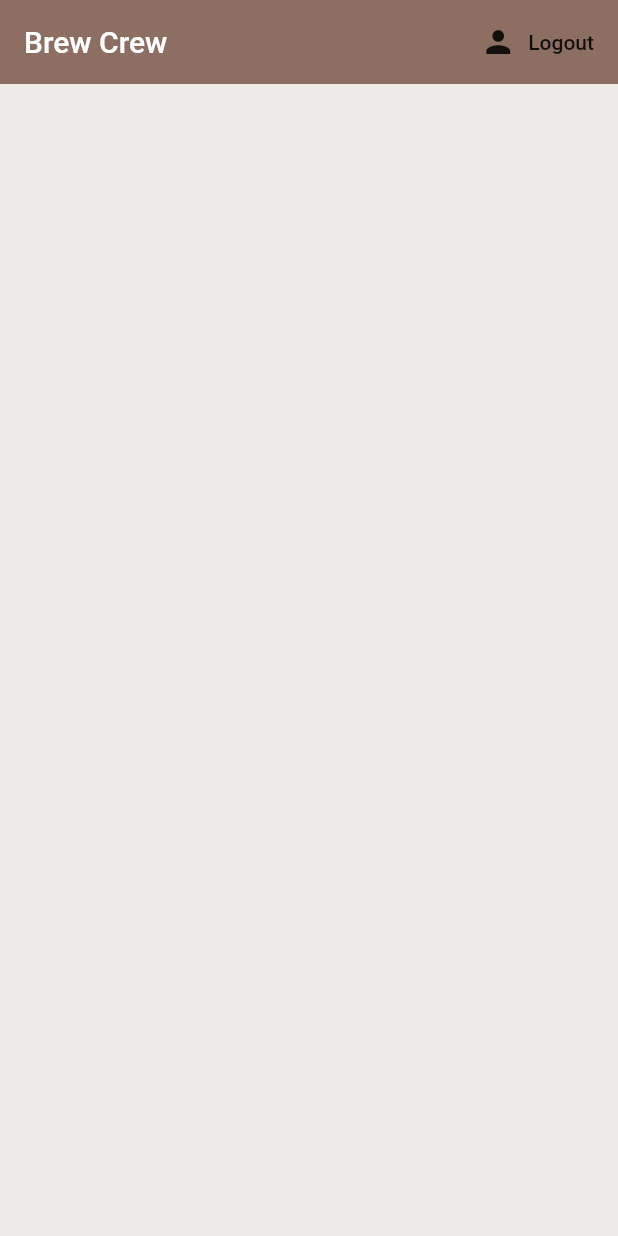
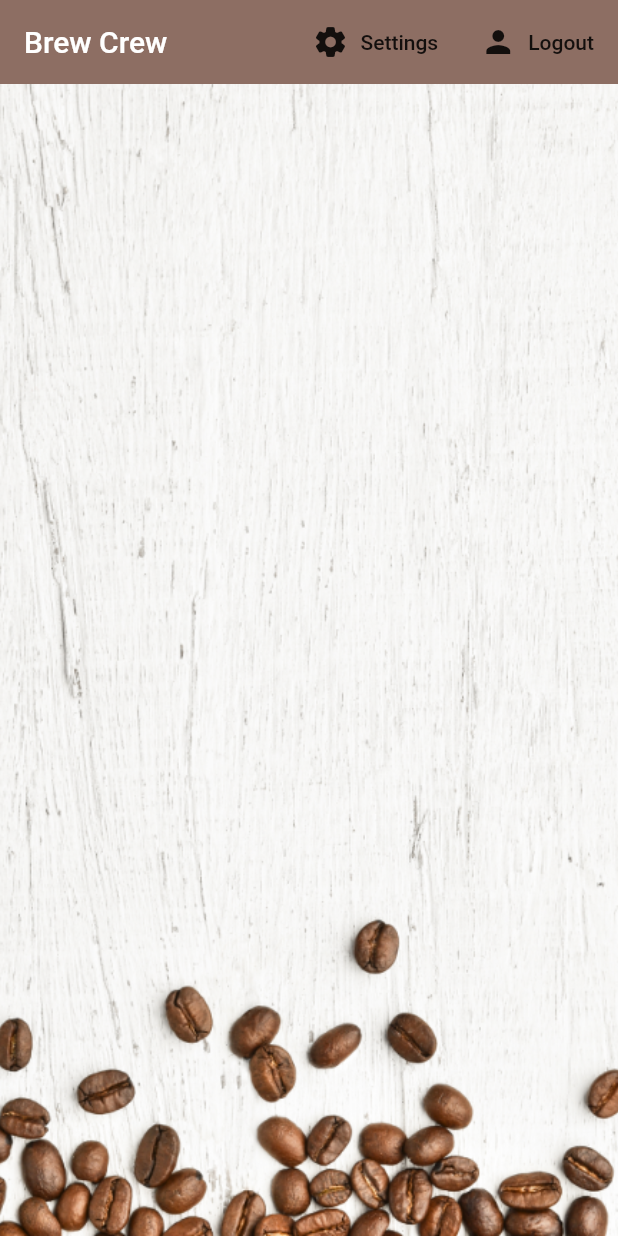
Before and after one commit to pushkarmahajan/brew_crew, a Flutter app: the screen it shows once a user with an empty profile is signed in, after a tap on "Logout", on a phone screen of 412 x 824 dp. Run offline on Flutter 3.47's test engine with Material 2 defaults, Android fonts, the phone set to English and light mode, and no system bars; our stand-ins replace cloud_firestore, firebase_auth, firebase_core, flutter_spinkit; accounts and stored records are empty.

Commit message:
final touch

```diff
--- /dev/null
+++ b/lib/models/brew.dart
@@ -0,0 +1,7 @@
+class Brew{
+  final String name ;
+  final String sugars;
+  final int strength;
+
+  Brew({this.name, this.sugars, this.strength});
+}
--- a/lib/models/user.dart
+++ b/lib/models/user.dart
@@ -1,6 +1,16 @@
+
+import 'package:firebase_auth/firebase_auth.dart';
 
 class CusUser {
   final String uid;
 
   CusUser({this.uid});
 }
+
+class UserData {
+  final String uid;
+  final String name;
+  final String sugar;
+  final int strength;
+  UserData({this.uid, this.name, this.sugar, this.strength});
+}
--- /dev/null
+++ b/lib/screens/home/brew_list.dart
@@ -0,0 +1,25 @@
+import "package:flutter/material.dart";
+import 'package:provider/provider.dart';
+import "package:brew_crew/models/brew.dart";
+import 'package:brew_crew/screens/home/brew_tile.dart';
+
+class BrewList extends StatefulWidget {
+  @override
+  _BrewListState createState() => _BrewListState();
+}
+
+class _BrewListState extends State<BrewList> {
+  @override
+  Widget build(BuildContext context) {
+    //accessing data from the brews stream
+    final brews = Provider.of<List<Brew>>(context) ?? [];
+
+    return ListView.builder(
+      itemCount: brews.length,
+      itemBuilder: (context, index){
+        return BrewTile(brew: brews[index]);
+
+      },
+    );
+  }
+}
--- a/lib/screens/home/home.dart
+++ b/lib/screens/home/home.dart
@@ -1,5 +1,11 @@
+import 'package:brew_crew/screens/home/setting_form.dart';
+import 'package:flutter/cupertino.dart';
 import 'package:flutter/material.dart';
 import 'package:brew_crew/services/auth.dart';
+import 'package:provider/provider.dart';
+import 'package:brew_crew/services/database.dart';
+import "package:brew_crew/screens/home/brew_list.dart";
+import "package:brew_crew/models/brew.dart";
 
 class Home extends StatelessWidget {
 
@@ -7,21 +13,48 @@ class Home extends StatelessWidget {
 
   @override
   Widget build(BuildContext context) {
-    return Scaffold(
+
+    void _showSettingPanel() {
+      showModalBottomSheet(context: context, builder: (context){
+        return Container(
+          padding: EdgeInsets.all(20.0),
+          child: SettingsForm(),
+        );
+      });
+    }
+
+
+    return StreamProvider<List<Brew>>.value(
+        value: DatabaseService().brews,
+        child: Scaffold(
         backgroundColor: Colors.brown[50],
         appBar: AppBar(
           title: Text('Brew Crew'),
           backgroundColor: Colors.brown[400],
           elevation:  0.0,
           actions: [
+            FlatButton.icon(
+                onPressed: () => _showSettingPanel() ,
+                icon: Icon(Icons.settings_rounded),
+                label: Text("Settings")
+            ),
             FlatButton.icon(onPressed: () async{
               await _auth.sgnOut();
             },
                 icon: Icon(Icons.person),
                 label: Text('Logout'))
           ],
-
       ),
+          body: Container(
+              decoration: BoxDecoration(
+                image: DecorationImage(
+                  image: AssetImage('assets/coffee_bg.png'),
+                  fit: BoxFit.cover,
+                )
+              ),
+              child:BrewList()
+          ),
+    )
     );
   }
 }
--- a/lib/services/auth.dart
+++ b/lib/services/auth.dart
@@ -1,4 +1,5 @@
 import 'package:brew_crew/models/user.dart';
+import 'package:brew_crew/services/database.dart';
 import 'package:firebase_auth/firebase_auth.dart';
 
 class AuthService {
@@ -10,7 +11,7 @@ class AuthService {
     return user != null ? CusUser(uid : user.uid ) : null;
   }
 
-  // auth change user system
+  //stream for  auth changes in  user system
   Stream<CusUser> get user{
     return _auth.authStateChanges()
         // .map((User user) => _userFromFirebaseUser(user));
@@ -49,6 +50,7 @@ class AuthService {
     try{
       UserCredential result = await _auth.createUserWithEmailAndPassword(email: email, password: password);
       User user = result.user;
+      await DatabaseService(uid: user.uid).updateUserData("2 cubes", " pushkar ", 100 );
       return _userFromFirebaseUser(user);
     }catch(e){
       print(e.toString());
--- /dev/null
+++ b/lib/services/database.dart
@@ -0,0 +1,53 @@
+import 'package:cloud_firestore/cloud_firestore.dart';
+import 'package:brew_crew/models/brew.dart';
+import 'package:brew_crew/models/user.dart';
+
+class DatabaseService {
+
+  final String uid;
+  DatabaseService({this.uid});
+
+  // collection reference
+  final CollectionReference brewCollection = FirebaseFirestore.instance.collection('brews');
+
+  Future updateUserData(String sugar, String name, int strength) async{
+    return await brewCollection.doc(uid).set({
+      "sugar" : sugar,
+      "name" : name,
+      "strength" : strength,
+    });
+  }
+
+  //userData from snapshot
+  UserData _userDataFromSnapshot(DocumentSnapshot snapshot) {
+    return UserData(
+      uid: uid,
+      sugar: snapshot.data()['sugar'],
+      name: snapshot.data()['name'],
+      strength : snapshot.data()['strength'],
+    );
+  }
+
+  //brew list from snapshot
+  List<Brew> _brewListFromSnapshot(QuerySnapshot snapshot){
+    return snapshot.docs.map((document) {
+      return Brew(
+        sugars: document.data()['sugar'] ?? "0",
+        name: document.data()['name'] ?? "",
+        strength: document.data()['strength'] ?? 0,
+      );
+    }).toList();
+  }
+
+  // Stream for brew changes
+  Stream<List<Brew>> get brews{
+    return brewCollection.snapshots()
+        .map(_brewListFromSnapshot);
+  }
+
+  // get user doc stream
+  Stream<UserData> get userData{
+      return brewCollection.doc(uid).snapshots()
+      .map(_userDataFromSnapshot);
+}
+}
--- a/lib/shared/constants.dart
+++ b/lib/shared/constants.dart
@@ -4,9 +4,10 @@ const textFormField = InputDecoration(
     fillColor: Colors.white,
     filled: true,
     enabledBorder: OutlineInputBorder(
-        borderSide: BorderSide(color: Colors.white, width:2.0)
+        borderSide: BorderSide(color: Colors.black26, width:2.0)
     ),
     focusedBorder: OutlineInputBorder(
         borderSide: BorderSide(color: Colors.brown, width: 2.0)
-    )
+    ),
+
 );
--- a/pubspec.yaml
+++ b/pubspec.yaml
@@ -53,9 +53,8 @@ flutter:
   uses-material-design: true
 
   # To add assets to your application, add an assets section, like this:
-  # assets:
-  #   - images/a_dot_burr.jpeg
-  #   - images/a_dot_ham.jpeg
+  assets:
+     - assets/
 
   # An image asset can refer to one or more resolution-specific "variants", see
   # https://flutter.dev/assets-and-images/#resolution-aware.
```
Also changed, not shown: lib/screens/home/brew_tile.dart (added, +29 -0 lines), lib/screens/home/setting_form.dart (added, +102 -0 lines), assets/coffee_bg.png (added), assets/coffee_icon.png (added). Lines whose indentation alone changed are shown as unchanged.
